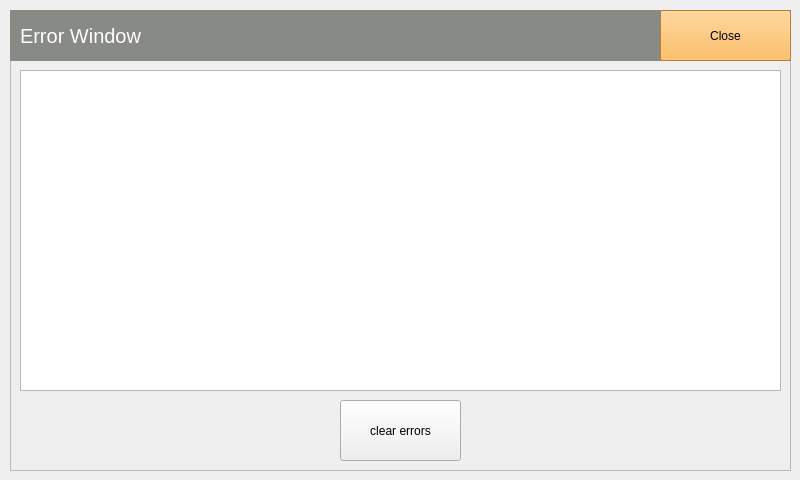
This is errorwindow.ui in chP6/Konzept_ErstesBeispiel as Qt 5 draws it before an edit. The edited form follows.
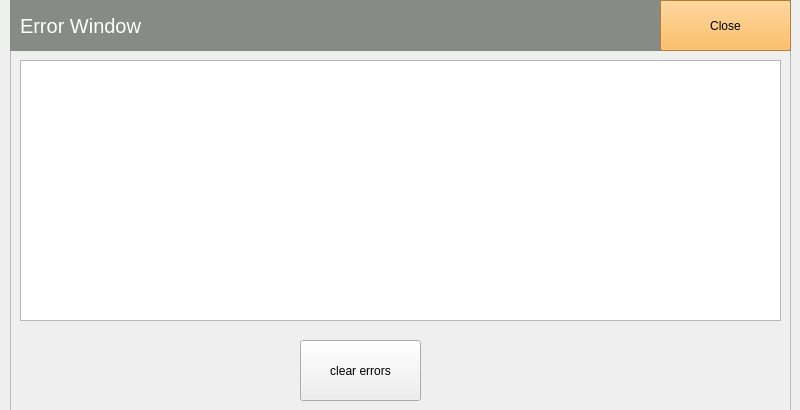
This is the edited form.

Patch:
```diff
--- a/errorwindow.ui
+++ b/errorwindow.ui
@@ -7,7 +7,7 @@
     <x>0</x>
     <y>0</y>
     <width>800</width>
-    <height>480</height>
+    <height>410</height>
    </rect>
   </property>
   <property name="cursor">
@@ -23,7 +23,7 @@
    <property name="geometry">
     <rect>
      <x>10</x>
-     <y>10</y>
+     <y>0</y>
      <width>781</width>
      <height>461</height>
     </rect>
@@ -99,7 +99,7 @@
       <x>10</x>
       <y>60</y>
       <width>761</width>
-      <height>321</height>
+      <height>261</height>
      </rect>
     </property>
     <property name="autoScroll">
@@ -124,8 +124,8 @@
    <widget class="QPushButton" name="pbEwClear">
     <property name="geometry">
      <rect>
-      <x>330</x>
-      <y>390</y>
+      <x>290</x>
+      <y>340</y>
       <width>121</width>
       <height>61</height>
      </rect>
```
